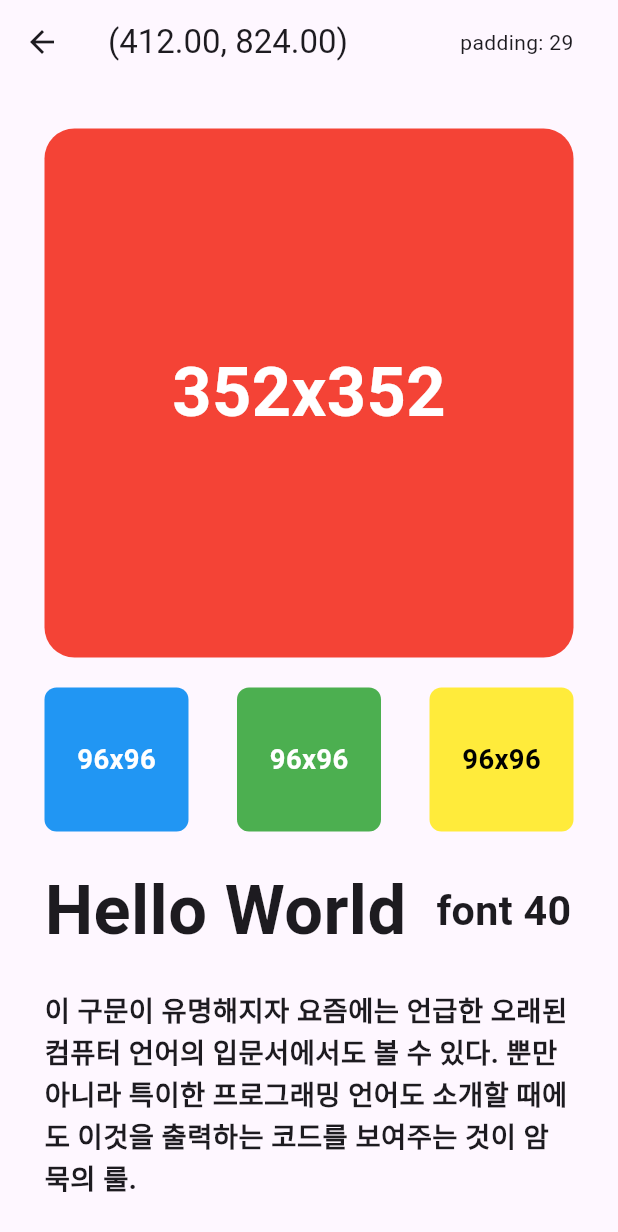
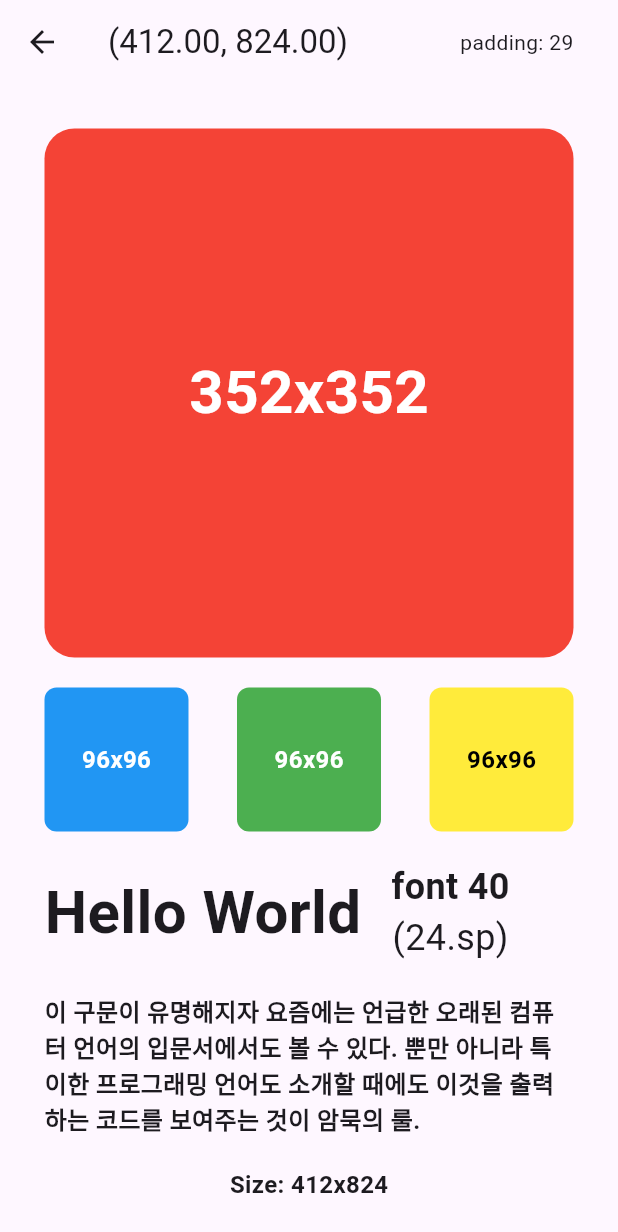
Before and after one commit to ssk-flutter/flutter_ui_playground, a Flutter app: the SlidePage screen opened directly, on a phone screen of 412 x 824 dp. Shown: the top 1232 px of the screen. Run offline on Flutter 3.47's test engine with Material 3 defaults, Android fonts, the phone set to English and light mode, and no system bars; our stand-ins replace flutter_screenutil.

Commit message:
screen_util 사용

```diff
--- a/lib/page/design/design_page.dart
+++ b/lib/page/design/design_page.dart
@@ -28,34 +28,18 @@ class _DesignPageState extends State<DesignPage> {
   }
 
   double getSquareSize(BuildContext context) {
-    switch (width) {
-      case 375:
-        return 320;
-      case 393:
-        return 335;
-      case 440:
-        return 375;
-      case 480:
-        return 410;
-      default:
-        return width(context) - getPadding(context) * 2;
-    }
+    return screenType.getSquareSize(context);
   }
 
-  double getPadding(BuildContext context) => screenType.calculatePadding(width(context));
+  double getPadding(BuildContext context) => screenType.getPadding(width(context));
 
   @override
   Widget build(BuildContext context) {
-    if (screenType == ScreenType.pure) {
-      return buildScaffold(context);
-    }
-
     return ScreenUtilInit(
       designSize: screenType.getDesignedSize(context),
       minTextAdapt: true,
       splitScreenMode: true,
-      child: buildScaffold(context),
-      builder: (context, child) => buildScaffold(context)!,
+      builder: (context, child) => buildScaffold(context),
     );
   }
 
@@ -76,9 +60,9 @@ class _DesignPageState extends State<DesignPage> {
           children: [
             Center(
               child: Container(
-                width: getSquareSize(context),
-                height: getSquareSize(context),
-                decoration: BoxDecoration(color: Colors.red, borderRadius: BorderRadius.circular(20)),
+                width: getSquareSize(context).w,
+                height: getSquareSize(context).h,
+                decoration: BoxDecoration(color: Colors.red, borderRadius: BorderRadius.circular(20.w)),
                 child: Center(
                   child: Text(
                     '${getSquareSize(context).toInt()}x${getSquareSize(context).toInt()}',
@@ -87,14 +71,14 @@ class _DesignPageState extends State<DesignPage> {
                 ),
               ),
             ),
-            SizedBox(height: 20),
+            SizedBox(height: 20.h),
             Row(
               mainAxisAlignment: MainAxisAlignment.spaceBetween,
               children: [
                 Container(
-                  width: 96,
-                  height: 96,
-                  decoration: BoxDecoration(color: Colors.blue, borderRadius: BorderRadius.circular(8)),
+                  width: 96.w,
+                  height: 96.h,
+                  decoration: BoxDecoration(color: Colors.blue, borderRadius: BorderRadius.circular(8.w)),
                   child: Center(
                     child: Text(
                       '96x96',
@@ -103,9 +87,9 @@ class _DesignPageState extends State<DesignPage> {
                   ),
                 ),
                 Container(
-                  width: 96,
-                  height: 96,
-                  decoration: BoxDecoration(color: Colors.green, borderRadius: BorderRadius.circular(8)),
+                  width: 96.w,
+                  height: 96.h,
+                  decoration: BoxDecoration(color: Colors.green, borderRadius: BorderRadius.circular(8.w)),
                   child: Center(
                     child: Text(
                       '96x96',
@@ -114,9 +98,9 @@ class _DesignPageState extends State<DesignPage> {
                   ),
                 ),
                 Container(
-                  width: 96,
-                  height: 96,
-                  decoration: BoxDecoration(color: Colors.yellow, borderRadius: BorderRadius.circular(8)),
+                  width: 96.w,
+                  height: 96.h,
+                  decoration: BoxDecoration(color: Colors.yellow, borderRadius: BorderRadius.circular(8.w)),
                   child: Center(
                     child: Text(
                       '96x96',
@@ -126,29 +110,35 @@ class _DesignPageState extends State<DesignPage> {
                 ),
               ],
             ),
-            SizedBox(height: 20),
+            SizedBox(height: 20.h),
             Row(
               children: [
                 Text(
                   'Hello World',
                   style: TextStyle(fontSize: 40.sp, fontWeight: FontWeight.w700),
                 ),
-                SizedBox(width: 20),
-                Text(
-                  'font 40',
-                  style: TextStyle(fontSize: 24.sp, fontWeight: FontWeight.w700),
+                SizedBox(width: 20.h),
+                Column(
+                  children: [
+                    Text(
+                      'font 40',
+                      style: TextStyle(fontSize: 24.sp, fontWeight: FontWeight.w700),
+                    ),
+                    Text('(24.sp)', style: TextStyle(fontSize: 24.sp)),
+                  ],
                 ),
               ],
             ),
-            SizedBox(height: 20),
+            SizedBox(height: 20.h),
             Text(
               '이 구문이 유명해지자 요즘에는 언급한 오래된 컴퓨터 언어의 입문서에서도 볼 수 있다. 뿐만 아니라 특이한 프로그래밍 언어도 소개할 때에도 이것을 출력하는 코드를 보여주는 것이 암묵의 룰.',
               style: TextStyle(fontSize: 16.sp, fontWeight: FontWeight.w700),
             ),
+            SizedBox(height: 20.h),
+            sizeText(context),
             SizedBox(height: 20),
-            sizeText(context),
-            // SizedBox(height: 20),
-            // if (false) Text(longText),
+            if (true) Text(longText),
+            SizedBox(height: 20.h),
           ],
         ),
       ),
--- a/lib/type/screen_type.dart
+++ b/lib/type/screen_type.dart
@@ -7,16 +7,16 @@ enum ScreenType {
   size440(width: 440, padding: 32.0),
   size480(width: 480, padding: 35.0);
 
-  const ScreenType({required this.width, required this.padding});
+  const ScreenType({required this.width, required double padding}) : _padding = padding;
 
   final int width;
-  final double padding;
+  final double _padding;
 
-  double calculatePadding(double width) {
+  double getPadding(double width) {
     if (this == ScreenType.pure) {
-      return width * padding;
+      return width * _padding;
     }
-    return padding;
+    return _padding;
   }
 
   Size getDesignedSize(BuildContext context) {
@@ -25,4 +25,21 @@ enum ScreenType {
 
     return Size(width.toDouble(), width * size.height / size.width);
   }
+
+  double getSquareSize(BuildContext context) {
+    final width = getDesignedSize(context).width;
+
+    switch (width) {
+      case 375:
+        return 320;
+      case 393:
+        return 335;
+      case 440:
+        return 375;
+      case 480:
+        return 410;
+      default:
+        return width - getPadding(width) * 2;
+    }
+  }
 }
```
